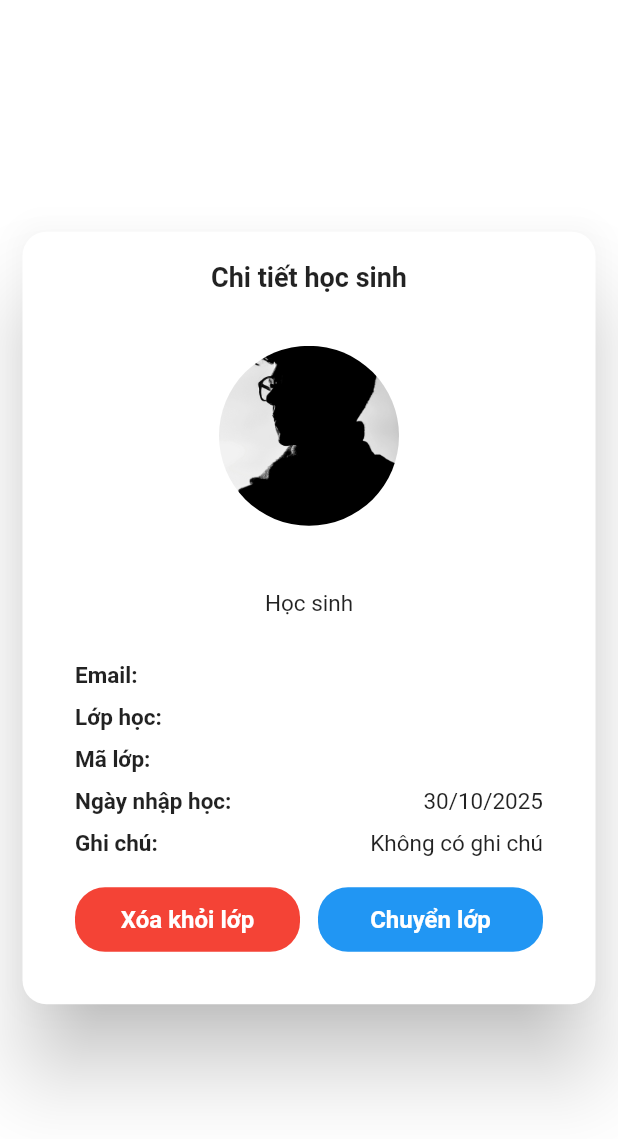
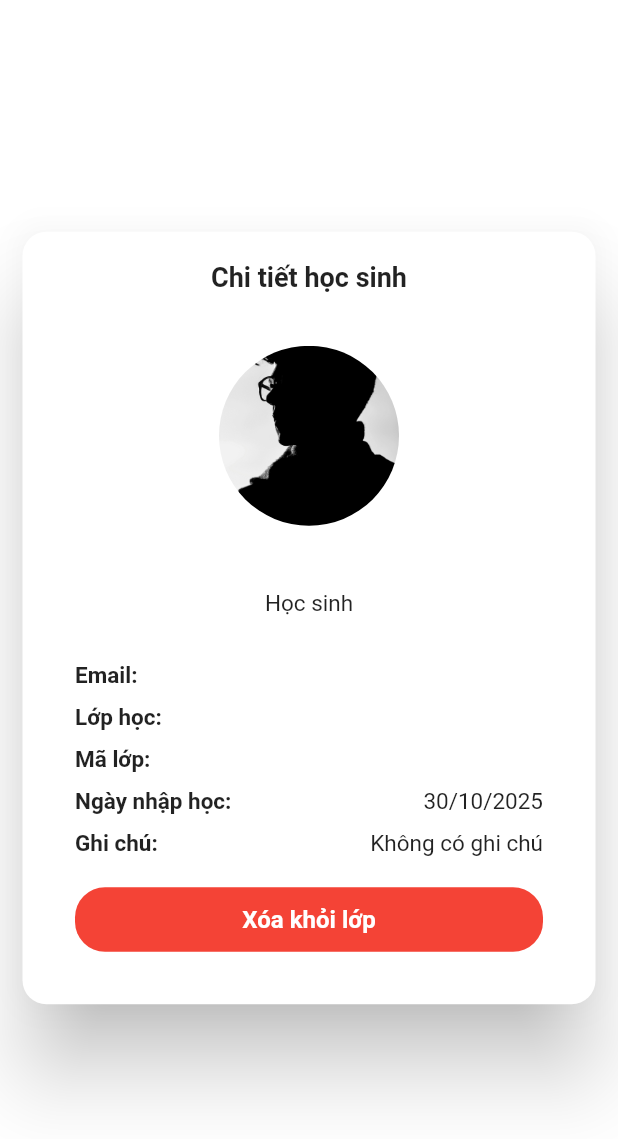
Before and after one commit to letungduong24/E4U_Frontend, a Flutter app: the ClassStudentProfileDialog widget shown alone on an empty page, opened directly with empty values, on a phone screen of 412 x 824 dp. Shown: the top 1139 px of the screen. Run offline on Flutter 3.47's test engine with Material 3 defaults, Android fonts, the phone set to English and light mode, and no system bars; our stand-ins replace dio, flutter_secure_storage, get, image_picker; missing offline and left inert: iconify_flutter; accounts and stored records are empty; network calls fail.

Commit message:
delete transfer student button

```diff
--- a/lib/feature/admin/class-manager/presentation/widget/class_student_profile_dialog.dart
+++ b/lib/feature/admin/class-manager/presentation/widget/class_student_profile_dialog.dart
@@ -228,37 +228,7 @@ class ClassStudentProfileDialog extends StatelessWidget {
                                   ),
                                 ),
                               ),
-                              const SizedBox(width: 12),
-                              Expanded(
-                                child: Container(
-                                  decoration: BoxDecoration(
-                                    borderRadius: BorderRadius.circular(20),
-                                    color: Colors.blue,
-                                  ),
-                                  child: Material(
-                                    color: Colors.transparent,
-                                    child: InkWell(
-                                      borderRadius: BorderRadius.circular(20),
-                                      onTap: () {
-                                        Navigator.pop(context); // Đóng dialog hiện tại
-                                        _showTransferClassDialog(context);
-                                      },
-                                      child: Container(
-                                        padding: const EdgeInsets.symmetric(vertical: 12),
-                                        child: const Text(
-                                          "Chuyển lớp",
-                                          style: TextStyle(
-                                            color: Colors.white,
-                                            fontSize: 16,
-                                            fontWeight: FontWeight.bold,
-                                          ),
-                                          textAlign: TextAlign.center,
-                                        ),
-                                      ),
-                                    ),
-                                  ),
-                                ),
-                              ),
+
                             ],
                           ),
                         ],
--- a/lib/feature/home/presentation/screen/teacher_home.dart
+++ b/lib/feature/home/presentation/screen/teacher_home.dart
@@ -47,7 +47,7 @@ class TeacherHome extends StatelessWidget {
                   Expanded(
                     child: NavButton(
                       title: 'Quản lý bài tập',
-                      onTap: () => Get.toNamed('/homework-management'),
+                      onTap : () => Get.toNamed('/homework-management'),
                     ),
                   ),
                   const SizedBox(width: 10),
```
